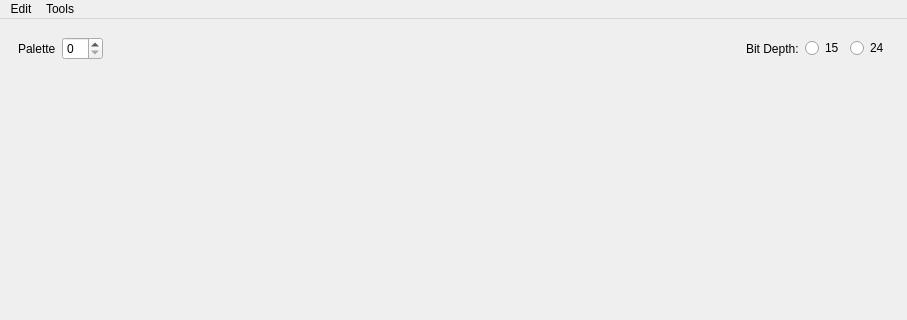
This is forms/paletteeditor.ui in huderlem/porymap as Qt 5 draws it before an edit; both pictures show x 0 to 907 and y 0 to 320 of the 907 by 933 pixel window. The edited form follows.
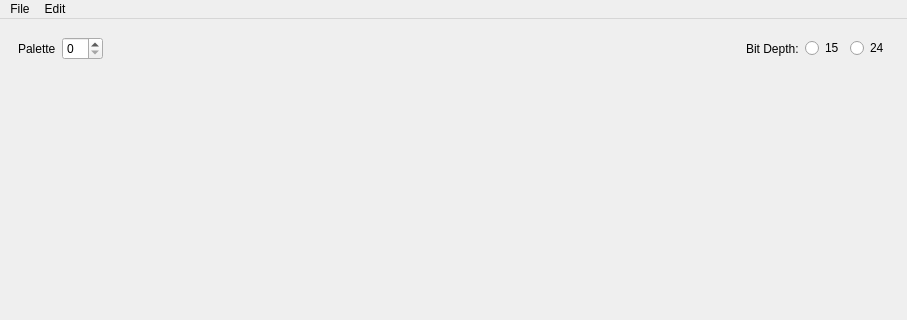
This is the edited form.

Commit message: Move some file operations from Tools to File menus

What changed in the file:
```diff
--- a/forms/paletteeditor.ui
+++ b/forms/paletteeditor.ui
@@ -120,6 +120,12 @@
      <height>37</height>
     </rect>
    </property>
+   <widget class="QMenu" name="menuFile">
+    <property name="title">
+     <string>File</string>
+    </property>
+    <addaction name="actionImport_Palette"/>
+   </widget>
    <widget class="QMenu" name="menuEdit">
     <property name="title">
      <string>Edit</string>
@@ -127,14 +133,8 @@
     <addaction name="actionUndo"/>
     <addaction name="actionRedo"/>
    </widget>
-   <widget class="QMenu" name="menuTools">
-    <property name="title">
-     <string>Tools</string>
-    </property>
-    <addaction name="actionImport_Palette"/>
-   </widget>
+   <addaction name="menuFile"/>
    <addaction name="menuEdit"/>
-   <addaction name="menuTools"/>
   </widget>
   <widget class="QStatusBar" name="statusbar"/>
   <action name="actionUndo">
```
The commit also changes 2 other files.
